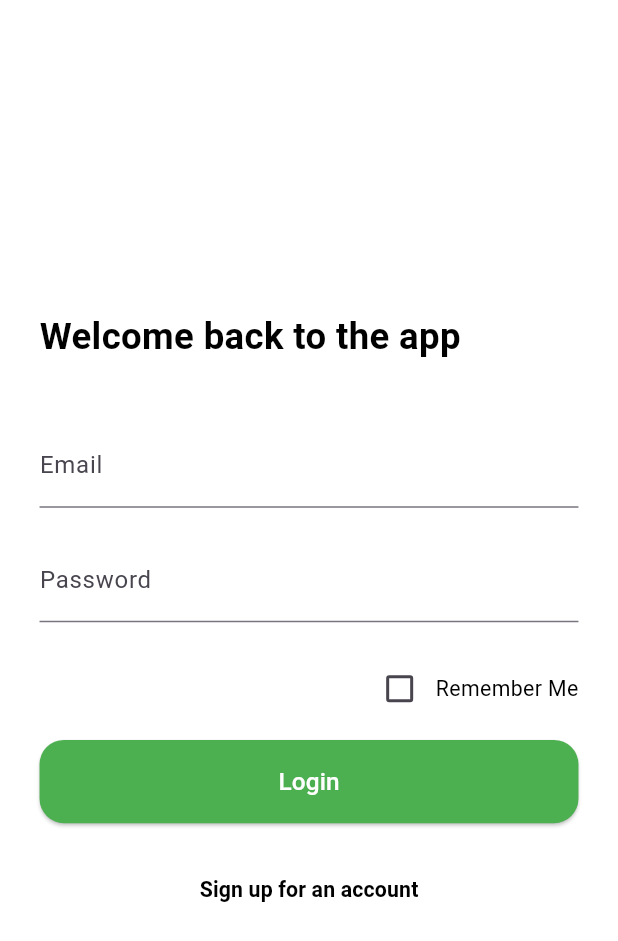
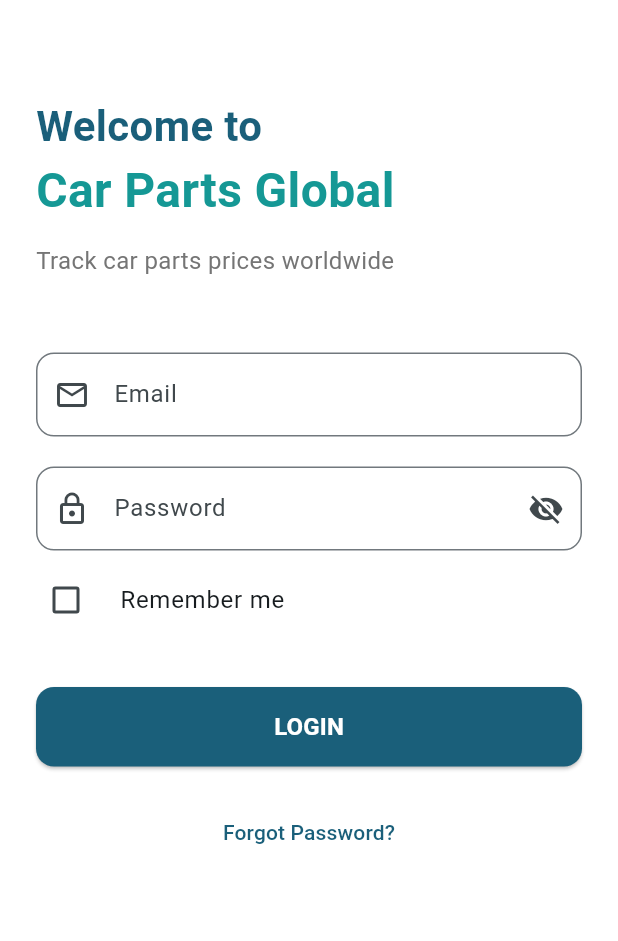
Before and after one commit to AminulSagor/eco_cat, a Flutter app: the screen it shows after launch, on a phone screen of 412 x 824 dp. Shown: the top 941 px of the screen. Run offline on Flutter 3.47's test engine with Material 3 defaults, Android fonts, the phone set to English and light mode, and no system bars; our stand-ins replace flutter_dotenv, flutter_screenutil, get, shared_preferences.

Commit message:
made changes in the ui of login_view.dart

```diff
--- a/lib/modules/login/login_view.dart
+++ b/lib/modules/login/login_view.dart
@@ -1,99 +1,188 @@
 import 'package:flutter/material.dart';
-import 'package:get/get.dart';
-import 'package:flutter_screenutil/flutter_screenutil.dart';
-import '../../routes/app_pages.dart';
-import 'login_controller.dart';
 
-class LoginView extends GetView<LoginController> {
+void main() {
+  runApp(const LoginView());
+}
+
+class LoginView extends StatelessWidget {
+  const LoginView({Key? key}) : super(key: key);
+
   @override
   Widget build(BuildContext context) {
-    final controller = Get.find<LoginController>();
+    return MaterialApp(
+      title: 'Car Parts Trading',
+      debugShowCheckedModeBanner: false,
+      theme: ThemeData(
+        primarySwatch: Colors.blue,
+        primaryColor: const Color(0xFF1A5F7A),
+        colorScheme: ColorScheme.fromSeed(
+          seedColor: const Color(0xFF1A5F7A),
+          primary: const Color(0xFF1A5F7A),
+          secondary: const Color(0xFF159895),
+        ),
+        inputDecorationTheme: InputDecorationTheme(
+          border: OutlineInputBorder(
+            borderRadius: BorderRadius.circular(12),
+          ),
+          focusedBorder: OutlineInputBorder(
+            borderRadius: BorderRadius.circular(12),
+            borderSide: const BorderSide(color: Color(0xFF1A5F7A), width: 2),
+          ),
+        ),
+        elevatedButtonTheme: ElevatedButtonThemeData(
+          style: ElevatedButton.styleFrom(
+            backgroundColor: const Color(0xFF1A5F7A),
+            foregroundColor: Colors.white,
+            padding: const EdgeInsets.symmetric(vertical: 15),
+            shape: RoundedRectangleBorder(
+              borderRadius: BorderRadius.circular(12),
+            ),
+          ),
+        ),
+      ),
+      home: const LoginScreen(),
+    );
+  }
+}
+
+class LoginScreen extends StatefulWidget {
+  const LoginScreen({Key? key}) : super(key: key);
+
+  @override
+  State<LoginScreen> createState() => _LoginScreenState();
+}
+
+class _LoginScreenState extends State<LoginScreen> {
+  final _emailController = TextEditingController();
+  final _passwordController = TextEditingController();
+  bool _rememberMe = false;
+  bool _obscurePassword = true;
+
+  @override
+  void dispose() {
+    _emailController.dispose();
+    _passwordController.dispose();
+    super.dispose();
+  }
+
+  @override
+  Widget build(BuildContext context) {
     return Scaffold(
-      resizeToAvoidBottomInset: true,
       backgroundColor: Colors.white,
-      body: SingleChildScrollView(
-        child: Container(
-          height: 1.sh,
-          padding: EdgeInsets.all(24.w),
+      body: SafeArea(
+        child: SingleChildScrollView(
+          padding: const EdgeInsets.all(24.0),
           child: Column(
-            mainAxisAlignment: MainAxisAlignment.center,
             crossAxisAlignment: CrossAxisAlignment.start,
             children: [
+              const SizedBox(height: 40),
+              // Header
               Text(
-                "Welcome back to the app",
+                'Welcome to',
                 style: TextStyle(
-                  fontSize: 24.sp,
+                  fontSize: 28,
                   fontWeight: FontWeight.bold,
-                  color: Colors.black,
+                  color: Theme.of(context).colorScheme.primary,
                 ),
               ),
-              SizedBox(height: 40.h),
+              const Text(
+                'Car Parts Global',
+                style: TextStyle(
+                  fontSize: 32,
+                  fontWeight: FontWeight.bold,
+                  color: Color(0xFF159895),
+                ),
+              ),
+              const SizedBox(height: 12),
+              Text(
+                'Track car parts prices worldwide',
+                style: TextStyle(
+                  fontSize: 16,
+                  color: Colors.grey[600],
+                ),
+              ),
+              const SizedBox(height: 50),
+
+              // Email field
               TextField(
-                controller: controller.emailController,
-                style: TextStyle(color: Colors.black, fontSize: 16.sp),
+                controller: _emailController,
+                keyboardType: TextInputType.emailAddress,
                 decoration: const InputDecoration(
                   labelText: 'Email',
+                  hintText: 'Enter your email',
+                  prefixIcon: Icon(Icons.email_outlined),
                 ),
               ),
-              SizedBox(height: 20.h),
+              const SizedBox(height: 20),
+
+              // Password field
               TextField(
-                controller: controller.passwordController,
-                style: TextStyle(color: Colors.black, fontSize: 16.sp),
-                obscureText: true,
-                decoration: const InputDecoration(
+                controller: _passwordController,
+                obscureText: _obscurePassword,
+                decoration: InputDecoration(
                   labelText: 'Password',
+                  hintText: 'Enter your password',
+                  prefixIcon: const Icon(Icons.lock_outline),
+                  suffixIcon: IconButton(
+                    icon: Icon(
+                      _obscurePassword ? Icons.visibility_off : Icons.visibility,
+                    ),
+                    onPressed: () {
+                      setState(() {
+                        _obscurePassword = !_obscurePassword;
+                      });
+                    },
+                  ),
                 ),
               ),
-              SizedBox(height: 20.h),
+              const SizedBox(height: 5),
 
-              /// ✅ Remember Me Checkbox
-              Obx(() => Row(
-                children: [
-                  Spacer(),
-                  Checkbox(
-                    value: controller.rememberMe.value,
-                    onChanged: (val) {
-                      controller.rememberMe.value = val!;
-                    },
-                  ),
-                  Text(
-                    "Remember Me",
-                    style: TextStyle(
-                        fontSize: 14.sp, color: Colors.black),
-                  ),
-                ],
-              )),
+              // Remember me checkbox
+              CheckboxListTile(
+                title: const Text('Remember me'),
+                contentPadding: EdgeInsets.zero,
+                controlAffinity: ListTileControlAffinity.leading,
+                value: _rememberMe,
+                activeColor: Theme.of(context).colorScheme.primary,
+                onChanged: (value) {
+                  setState(() {
+                    _rememberMe = value ?? false;
+                  });
+                },
+              ),
+              const SizedBox(height: 30),
 
-              SizedBox(height: 10.h),
+              // Login button
               SizedBox(
                 width: double.infinity,
                 child: ElevatedButton(
-                  style: ElevatedButton.styleFrom(
-                    backgroundColor: Colors.green,
-                    padding: EdgeInsets.symmetric(vertical: 16.h),
-                    shape: RoundedRectangleBorder(
-                      borderRadius: BorderRadius.circular(16.r),
+                  onPressed: () {
+                    // Login logic would go here
+                    ScaffoldMessenger.of(context).showSnackBar(
+                      const SnackBar(
+                        content: Text('Login button pressed'),
+                      ),
+                    );
+                  },
+                  child: const Text(
+                    'LOGIN',
+                    style: TextStyle(
+                      fontSize: 16,
+                      fontWeight: FontWeight.bold,
                     ),
-                  ),
-                  onPressed: controller.login,
-                  child: Text(
-                    "Login",
-                    style: TextStyle(color: Colors.white, fontSize: 16.sp),
                   ),
                 ),
               ),
-              SizedBox(height: 20.h),
+              const SizedBox(height: 20),
+
+              // Forgot password
               Center(
                 child: TextButton(
-                  onPressed: () {
-                    Get.toNamed(AppPages.signUp);
-                  },
+                  onPressed: () {},
                   child: Text(
-                    "Sign up for an account",
+                    'Forgot Password?',
                     style: TextStyle(
-                      fontWeight: FontWeight.bold,
-                      color: Colors.black,
-                      fontSize: 14.sp,
+                      color: Theme.of(context).colorScheme.primary,
                     ),
                   ),
                 ),
```
